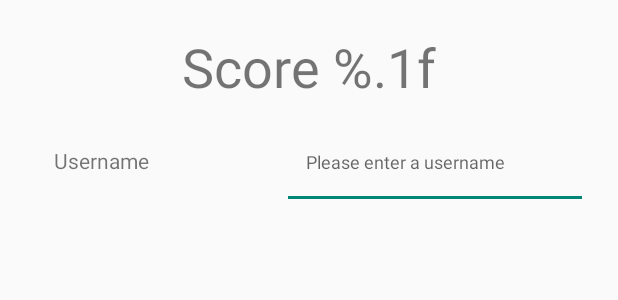
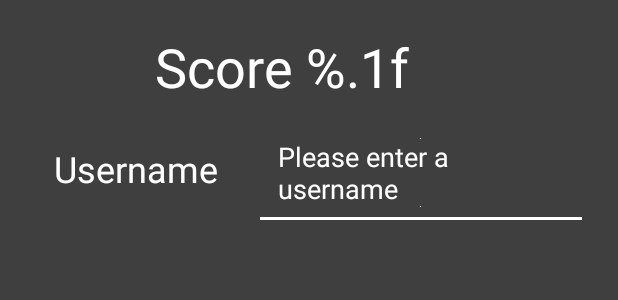
Before and after one commit to ggarofalo1/spaceInvaderApp, an Android app: the layout fragment_gameover.xml on its own in the app's theme, with its tools: preview values and no code run, on a phone screen of 412 x 824 dp. Shown: the top 300 px of the screen. Run offline under Robolectric (Android 15) with nearby library versions, the phone set to English and light mode, and no system bars.

Commit message:
changed style of game over popup

```diff
--- a/app/src/main/res/layout/fragment_gameover.xml
+++ b/app/src/main/res/layout/fragment_gameover.xml
@@ -10,7 +10,8 @@
     android:paddingTop="@dimen/activity_vertical_margin"
     android:paddingRight="@dimen/activity_horizontal_margin"
     android:paddingBottom="@dimen/activity_vertical_margin"
-    android:useDefaultMargins="true">
+    android:useDefaultMargins="true"
+    android:background="@color/gameoverpopup">
 
     <TextView
         android:id="@+id/displayscore"
@@ -19,38 +20,47 @@
         android:layout_row="0"
         android:layout_column="0"
         android:layout_columnSpan="2"
+        android:layout_marginRight="40dp"
         android:layout_gravity="center_horizontal"
         android:text="@string/score"
-        android:textSize="36sp" />
+        android:textSize="36sp"
+        android:textColor="@color/colorTimer"/>
 
     <TextView
         android:id="@+id/usernameTextView"
         android:layout_width="wrap_content"
         android:layout_height="wrap_content"
+        android:layout_row="1"
+        android:layout_column="0"
+        android:layout_gravity="center_horizontal"
+        android:inputType="textPersonName"
         android:paddingLeft="@dimen/activity_horizontal_margin"
         android:paddingTop="@dimen/activity_vertical_margin"
         android:paddingRight="@dimen/activity_horizontal_margin"
         android:paddingBottom="@dimen/activity_vertical_margin"
-        android:layout_row="1"
-        android:layout_column="0"
-        android:layout_gravity="fill_horizontal"
-        android:ems="10"
-        android:inputType="textPersonName"
-        android:text="@string/pref_username" />
+        android:text="@string/pref_username"
+        android:textColor="@color/colorTimer"
+        android:textSize="24sp" />
 
     <EditText
         android:id="@+id/usernameEditText"
         android:layout_width="wrap_content"
         android:layout_height="wrap_content"
+        android:layout_row="1"
+        android:layout_column="1"
+        android:layout_gravity="fill_horizontal"
+        android:backgroundTint="@color/colorTimer"
+        android:drawableTop="@color/colorTimer"
+        android:drawableBottom="@color/colorTimer"
+        android:ems="10"
+        android:hint="@string/username"
         android:paddingLeft="@dimen/activity_horizontal_margin"
         android:paddingTop="@dimen/activity_vertical_margin"
         android:paddingRight="@dimen/activity_horizontal_margin"
         android:paddingBottom="@dimen/activity_vertical_margin"
-        android:layout_row="1"
-        android:layout_column="1"
-        android:layout_gravity="fill_horizontal"
-        android:ems="10"
-        android:hint="@string/username"
-        android:textSize="12sp" />
+        android:textColor="@color/colorTimer"
+        android:textColorHint="@color/colorTimer"
+        android:textCursorDrawable="@color/colorTimer"
+        android:textSize="18sp" />
 
 </GridLayout>
--- a/app/src/main/res/values/colors.xml
+++ b/app/src/main/res/values/colors.xml
@@ -7,4 +7,5 @@
     <color name="colorTimer">#FFFFFF</color>
     <color name="timerbglowscore">#DB562C</color>
     <color name="timerbghighscore">#55C556</color>
+    <color name="gameoverpopup">#3F3F3F</color>
 </resources>
```
